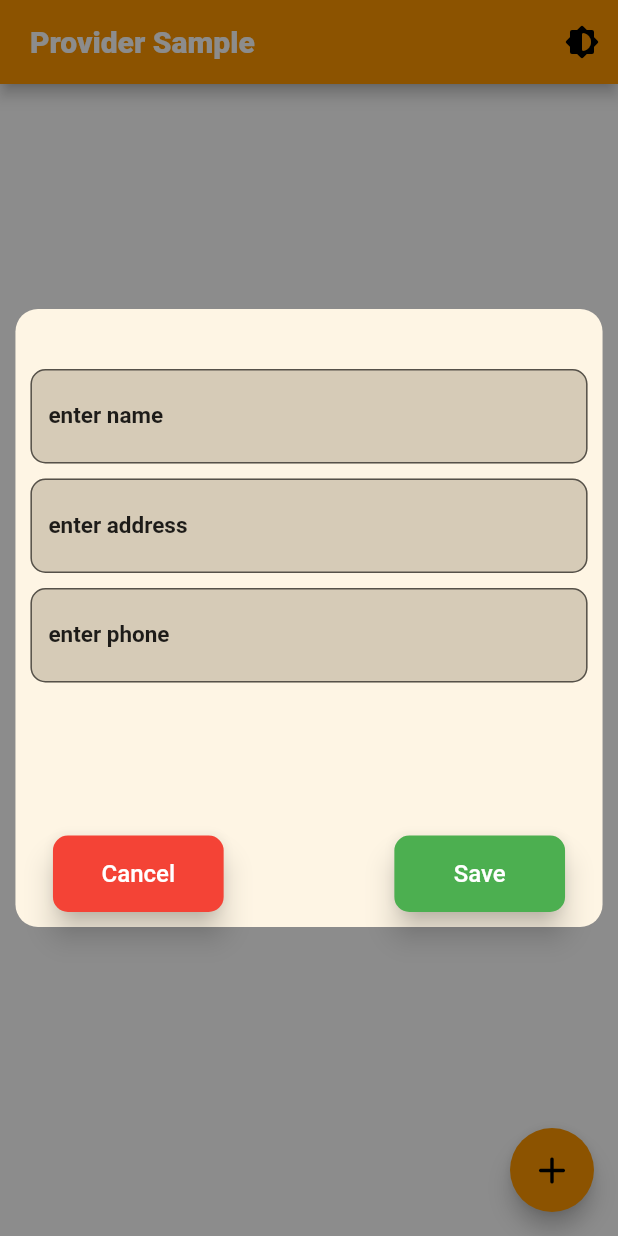
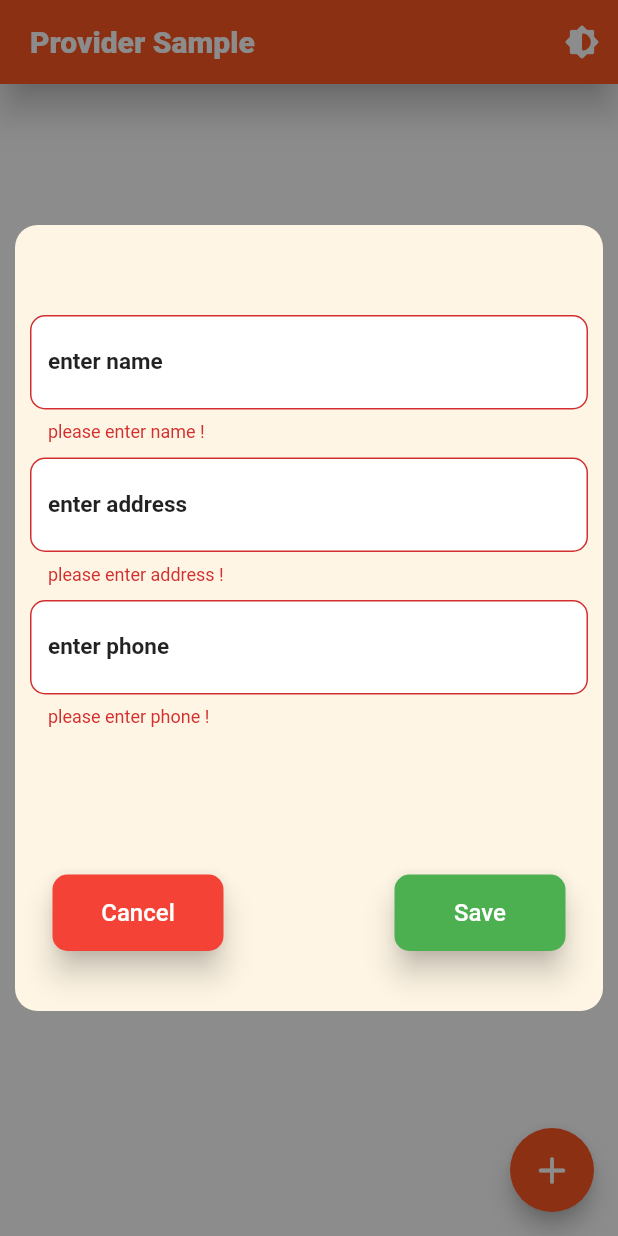
Before and after one commit to eslammongy/ProviderSample, a Flutter app: the screen it shows after launch, after a tap on the "add" icon, on a phone screen of 412 x 824 dp. Run offline on Flutter 3.47's test engine with Material 2 defaults, Android fonts, the phone set to English and light mode, and no system bars; our stand-ins replace hexcolor.

Commit message:
adding provider to code

```diff
--- a/provider_sample/lib/main.dart
+++ b/provider_sample/lib/main.dart
@@ -1,14 +1,22 @@
 import 'package:flutter/material.dart';
 import 'package:flutter/services.dart';
-import 'package:provider_sample/view/home_screen.dart';
+import 'package:provider/provider.dart';
+import 'package:provider_sample/provider/user_notifier.dart';
+import 'package:provider_sample/view/screens/home_screen.dart';
 
 void main() {
-  runApp(const MyApp());
+  runApp(MultiProvider(
+    providers: [
+      ChangeNotifierProvider(
+        create: (_) => UserNotifier(),
+      )
+    ],
+    child: MyApp(),
+  ));
 }
 
+// ignore: use_key_in_widget_constructors
 class MyApp extends StatelessWidget {
-  const MyApp({Key? key}) : super(key: key);
-
   // This widget is the root of your application.
   @override
   Widget build(BuildContext context) {
@@ -16,13 +24,14 @@ class MyApp extends StatelessWidget {
       title: 'Flutter Demo',
       debugShowCheckedModeBanner: false,
       theme: ThemeData(
+        scaffoldBackgroundColor: Colors.white,
         appBarTheme: const AppBarTheme(
             titleSpacing: 20.0,
             systemOverlayStyle: SystemUiOverlayStyle(
-              statusBarColor: Colors.orange,
+              statusBarColor: Colors.deepOrange,
               statusBarIconBrightness: Brightness.dark,
             )),
-        primarySwatch: Colors.orange,
+        primarySwatch: Colors.deepOrange,
       ),
       home: const HomeScreen(),
     );
--- /dev/null
+++ b/provider_sample/lib/model/user_model.dart
@@ -0,0 +1,10 @@
+class UserModel {
+  String userName;
+  String userAddress;
+  String userPhone;
+
+  UserModel(
+      {required this.userName,
+      required this.userAddress,
+      required this.userPhone});
+}
--- /dev/null
+++ b/provider_sample/lib/provider/user_notifier.dart
@@ -0,0 +1,37 @@
+import 'dart:collection';
+import 'package:flutter/cupertino.dart';
+import 'package:provider_sample/model/user_model.dart';
+
+class UserNotifier extends ChangeNotifier {
+  final List<UserModel> _usersList = [];
+
+  int _age = 0;
+  int _height = 0;
+
+  UnmodifiableListView<UserModel> get usersList =>
+      UnmodifiableListView(_usersList);
+
+  int get age => _age;
+  int get height => _height;
+
+  void addNewUser(UserModel userModel) {
+    _usersList.add(userModel);
+    notifyListeners();
+  }
+
+  void deleteSelectedUser(int index) {
+    _usersList.removeWhere(
+        (element) => element.userName == usersList[index].userName);
+    notifyListeners();
+  }
+
+  void incrementAge() {
+    _age++;
+    notifyListeners();
+  }
+
+  void incrementHeight() {
+    _height++;
+    notifyListeners();
+  }
+}
--- a/provider_sample/lib/view/home_screen.dart
+++ /dev/null
@@ -1,33 +0,0 @@
-import 'package:flutter/material.dart';
-import 'package:provider_sample/view/widgets/displaying_edit_dialog.dart';
-
-class HomeScreen extends StatelessWidget {
-  const HomeScreen({Key? key}) : super(key: key);
-
-  @override
-  Widget build(BuildContext context) {
-    return Scaffold(
-      backgroundColor: Colors.white,
-      appBar: AppBar(
-        title: const Text(
-          "Provider Sample",
-          style: TextStyle(color: Colors.white, fontWeight: FontWeight.w800),
-        ),
-        actions: [
-          IconButton(
-              onPressed: () {}, icon: const Icon(Icons.brightness_6_rounded)),
-        ],
-      ),
-      body: Container(),
-      floatingActionButton: FloatingActionButton(
-        onPressed: () {
-          showingGeneralDialog(context, "Wo");
-        },
-        child: const Icon(
-          Icons.add_rounded,
-          size: 30,
-        ),
-      ),
-    );
-  }
-}
--- /dev/null
+++ b/provider_sample/lib/view/screens/home_screen.dart
@@ -0,0 +1,44 @@
+import 'package:flutter/material.dart';
+import 'package:provider/provider.dart';
+import 'package:provider_sample/provider/user_notifier.dart';
+import 'package:provider_sample/view/screens/users_list.dart';
+import 'package:provider_sample/view/widgets/displaying_edit_dialog.dart';
+
+class HomeScreen extends StatefulWidget {
+  const HomeScreen({Key? key}) : super(key: key);
+
+  @override
+  State<HomeScreen> createState() => _HomeScreenState();
+}
+
+class _HomeScreenState extends State<HomeScreen> {
+  @override
+  Widget build(BuildContext context) {
+    UserNotifier userNotifier = Provider.of<UserNotifier>(context);
+    return Scaffold(
+      appBar: AppBar(
+        elevation: 10,
+        title: const Text(
+          "Provider Sample",
+          style: TextStyle(color: Colors.white, fontWeight: FontWeight.w800),
+        ),
+        actions: [
+          IconButton(
+              onPressed: () {}, icon: const Icon(Icons.brightness_6_rounded)),
+        ],
+      ),
+      body: const UsersListScreen(),
+      floatingActionButton: Consumer<UserNotifier>(
+        builder: (context, notifier, __) => FloatingActionButton(
+          onPressed: () {
+            showingGeneralDialog(context, userNotifier);
+          },
+          child: const Icon(
+            Icons.add_rounded,
+            size: 30,
+          ),
+        ),
+      ),
+    );
+  }
+}
--- a/provider_sample/lib/view/widgets/displaying_edit_dialog.dart
+++ b/provider_sample/lib/view/widgets/displaying_edit_dialog.dart
@@ -2,14 +2,17 @@ import 'package:flutter/cupertino.dart';
 import 'package:flutter/material.dart';
 import 'package:flutter/widgets.dart';
 import 'package:hexcolor/hexcolor.dart';
+import 'package:provider_sample/model/user_model.dart';
+import 'package:provider_sample/provider/user_notifier.dart';
 import 'package:provider_sample/view/widgets/custom_button.dart';
 import 'package:provider_sample/view/widgets/text_input_form.dart';
 
-void showingGeneralDialog(BuildContext context, String signInType) {
+void showingGeneralDialog(BuildContext context, UserNotifier userNotifier) {
   var etNameController = TextEditingController();
   var etAddressController = TextEditingController();
   var etPhoneController = TextEditingController();
-  var height = MediaQuery.of(context).size.height;
+  var formKey = GlobalKey<FormState>();
+
   showGeneralDialog(
       context: context,
       barrierDismissible: true,
@@ -18,18 +21,14 @@ void showingGeneralDialog(BuildContext context, String signInType) {
       transitionDuration: const Duration(milliseconds: 600),
       pageBuilder: (BuildContext buildContext, Animation animation,
           Animation secondaryAnimation) {
-        return Container(
-          margin: const EdgeInsets.only(top: 80),
+        return Form(
+          key: formKey,
+          autovalidate: true,
           child: Material(
             animationDuration: const Duration(milliseconds: 400),
             color: Colors.black54.withAlpha(0),
-            child: Stack(
-              alignment: AlignmentDirectional.center,
-              children: [
-                Container(
-                  width: MediaQuery.of(context).size.width * 0.95,
-                  height: height * 0.5,
-                  margin: const EdgeInsets.only(bottom: 80),
+            child: Container(
+              margin: const EdgeInsets.symmetric(vertical: 150, horizontal: 10),
               decoration: BoxDecoration(
                 color: HexColor("FEF5E4"),
                 borderRadius: const BorderRadius.all(Radius.circular(15)),
@@ -37,28 +36,30 @@ void showingGeneralDialog(BuildContext context, String signInType) {
               padding: const EdgeInsets.all(10),
               child: Column(children: [
                 const SizedBox(
-                      height: 30,
+                  height: 50,
                 ),
                 showTextInputField(
                   labelText: "enter name",
-                        textEditingController: etNameController),
+                  textEditingController: etNameController,
+                ),
                 const SizedBox(
                   height: 10,
                 ),
                 showTextInputField(
                   labelText: "enter address",
-                        textEditingController: etAddressController),
+                  textEditingController: etAddressController,
+                ),
                 const SizedBox(
                   height: 10,
                 ),
                 showTextInputField(
                   labelText: "enter phone",
-                        textEditingController: etPhoneController),
+                  textEditingController: etPhoneController,
+                ),
                 const Spacer(),
-                    Align(
-                      alignment: AlignmentDirectional.bottomCenter,
-                      child: Container(
-                        margin: const EdgeInsets.symmetric(horizontal: 15),
+                Container(
+                  margin:
+                      const EdgeInsets.symmetric(horizontal: 15, vertical: 30),
                   child: Row(
                     children: [
                       buildCustomButton(
@@ -74,17 +75,24 @@ void showingGeneralDialog(BuildContext context, String signInType) {
                           context: context,
                           text: "Save",
                           onPressed: () {
+                            if (!formKey.currentState!.validate()) {
+                              return;
+                            } else {
+                              formKey.currentState!.save();
+
+                              userNotifier.addNewUser(UserModel(
+                                  userName: etNameController.text,
+                                  userAddress: etAddressController.text,
+                                  userPhone: etPhoneController.text));
                               Navigator.pop(context);
+                            }
                           },
                           color: Colors.green,
                           textColor: Colors.white),
                     ],
                   ),
-                      ),
                 )
               ]),
-                ),
-              ],
             ),
           ),
         );
--- a/provider_sample/lib/view/widgets/text_input_form.dart
+++ b/provider_sample/lib/view/widgets/text_input_form.dart
@@ -1,6 +1,5 @@
 import 'package:flutter/cupertino.dart';
 import 'package:flutter/material.dart';
-import 'package:hexcolor/hexcolor.dart';
 
 Widget showTextInputField(
     {required String labelText,
@@ -10,7 +9,7 @@ Widget showTextInputField(
     style: const TextStyle(
         fontSize: 20, color: Colors.black87, fontWeight: FontWeight.w700),
     decoration: InputDecoration(
-      fillColor: HexColor("D6CBB7"),
+      fillColor: Colors.white,
       filled: true,
       labelText: labelText,
       labelStyle: const TextStyle(
@@ -20,9 +19,11 @@ Widget showTextInputField(
       ),
       floatingLabelBehavior: FloatingLabelBehavior.never,
     ),
-    validator: (String? value) {
-      return value!.isEmpty ? '$labelText is required' : null;
+    validator: (value) {
+      if (value!.isEmpty) {
+        return "please $labelText !";
+      }
+      return null;
     },
-    onSaved: (String? value) {},
   );
 }
--- a/provider_sample/pubspec.yaml
+++ b/provider_sample/pubspec.yaml
@@ -35,6 +35,7 @@ dependencies:
   cupertino_icons: ^1.0.2
   font_awesome_flutter: ^9.2.0
   hexcolor: ^2.0.3
+  provider: ^6.0.1
 
 dev_dependencies:
   flutter_test:
```
Also changed, not shown: provider_sample/lib/view/screens/users_list.dart (added, +83 -0 lines), provider_sample/pubspec.lock, 1 other file. Lines whose indentation alone changed are shown as unchanged.
